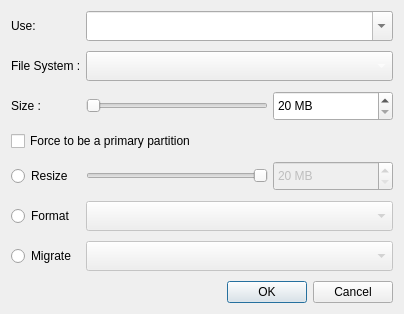
Old version of the form yali/gui/Ui/partition.ui in the repository dadas45li/yali.
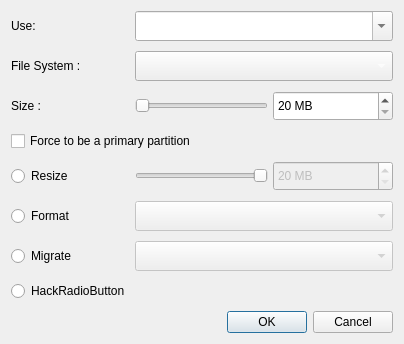
New version of the form.

Commit message:
If partition existed, partition needs formatting according to mountpoint.
BUG:FIXED:16446

What changed in the file:
```diff
--- a/yali/gui/Ui/partition.ui
+++ b/yali/gui/Ui/partition.ui
@@ -7,7 +7,7 @@
     <x>0</x>
     <y>0</y>
     <width>404</width>
-    <height>314</height>
+    <height>315</height>
    </rect>
   </property>
   <property name="styleSheet">
@@ -202,7 +202,7 @@
      </property>
     </widget>
    </item>
-   <item row="9" column="0" colspan="3">
+   <item row="10" column="0" colspan="3">
     <spacer name="verticalSpacer">
      <property name="orientation">
       <enum>Qt::Vertical</enum>
@@ -215,7 +215,7 @@
      </property>
     </spacer>
    </item>
-   <item row="10" column="0" colspan="3">
+   <item row="11" column="0" colspan="3">
     <widget class="QDialogButtonBox" name="buttonBox">
      <property name="standardButtons">
       <set>QDialogButtonBox::Cancel|QDialogButtonBox::Ok</set>
@@ -252,6 +252,16 @@
      </property>
     </widget>
    </item>
+   <item row="9" column="0">
+    <widget class="QRadioButton" name="radioButton">
+     <property name="enabled">
+      <bool>true</bool>
+     </property>
+     <property name="text">
+      <string notr="true">HackRadioButton</string>
+     </property>
+    </widget>
+   </item>
   </layout>
  </widget>
  <resources/>
```
The commit also changes 4 other files.
